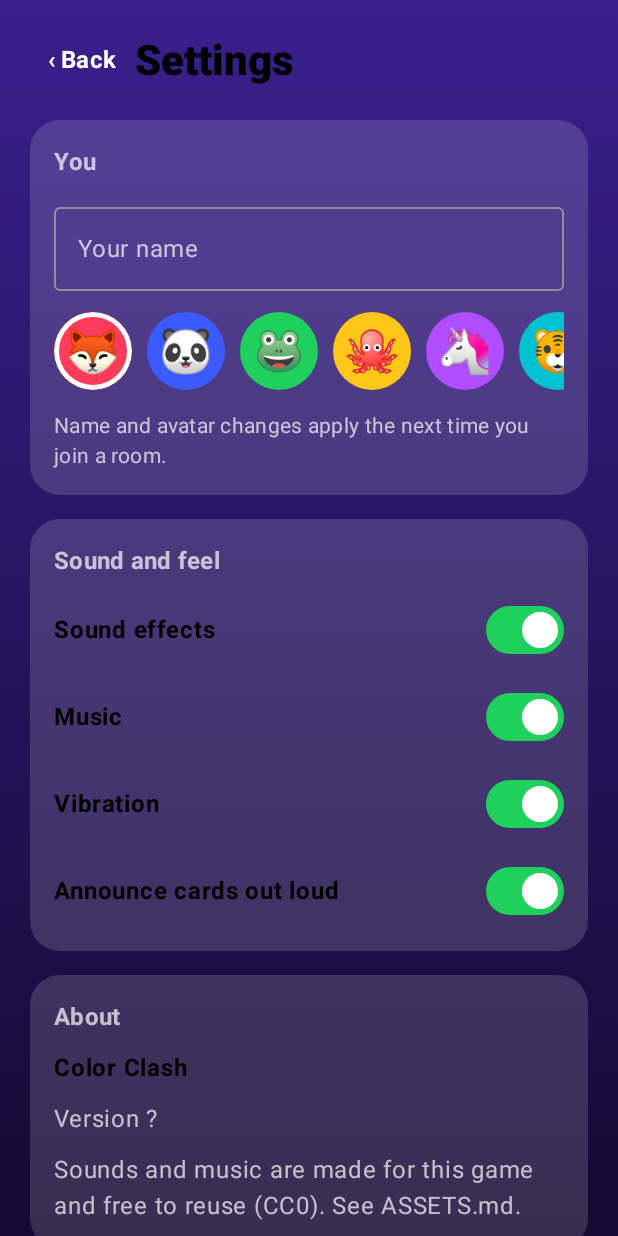
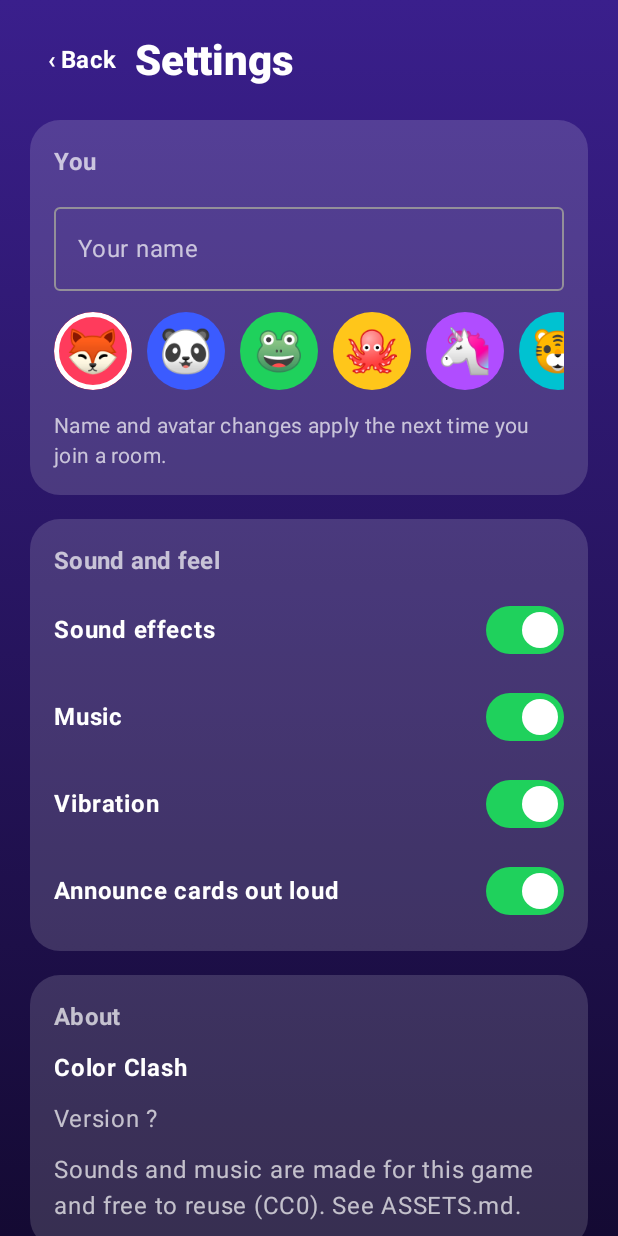
Before and after one commit to gokulbits/uno-clash, an Android app built with Jetpack Compose: the screen it shows after launch (MainActivity), after a tap on "⚙ Settings", on a phone screen of 412 x 824 dp. Run offline under Robolectric (Android 15) with nearby library versions, the phone set to English and light mode, and no system bars; pictures from the network do not load.

Commit message:
Readable opponent names; default text to white

```diff
--- a/app/src/main/java/dev/colorclash/app/ui/theme/GameTheme.kt
+++ b/app/src/main/java/dev/colorclash/app/ui/theme/GameTheme.kt
@@ -1,9 +1,11 @@
 package dev.colorclash.app.ui.theme
 
+import androidx.compose.material3.LocalContentColor
 import androidx.compose.material3.MaterialTheme
 import androidx.compose.material3.Typography
 import androidx.compose.material3.darkColorScheme
 import androidx.compose.runtime.Composable
+import androidx.compose.runtime.CompositionLocalProvider
 import androidx.compose.ui.graphics.Brush
 import androidx.compose.ui.graphics.Color
 import androidx.compose.ui.text.TextStyle
@@ -94,5 +96,9 @@ fun ColorClashTheme(content: @Composable () -> Unit) {
         bodyMedium = base.bodyMedium.copy(fontFamily = GameTheme.bodyFont),
         labelLarge = base.labelLarge.copy(fontFamily = GameTheme.bodyFont, fontWeight = FontWeight.Bold, fontSize = 16.sp),
     )
-    MaterialTheme(colorScheme = colors, typography = typography, content = content)
+    MaterialTheme(colorScheme = colors, typography = typography) {
+        // Most screens draw straight onto the table gradient rather than a Surface, so text
+        // without a color of its own would otherwise come out black on purple.
+        CompositionLocalProvider(LocalContentColor provides GameTheme.text, content = content)
+    }
 }
```
Also changed, not shown: app/src/main/java/dev/colorclash/app/ui/game/GameScreen.kt (+9 -2 lines).
